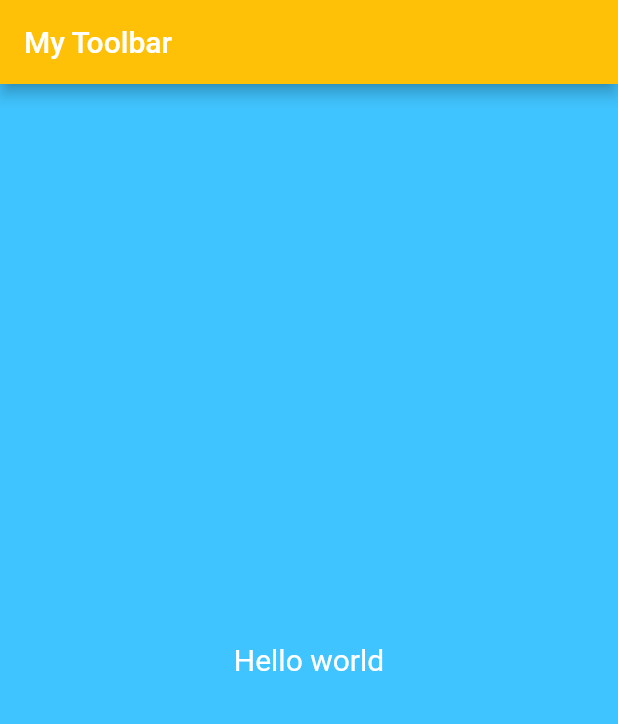
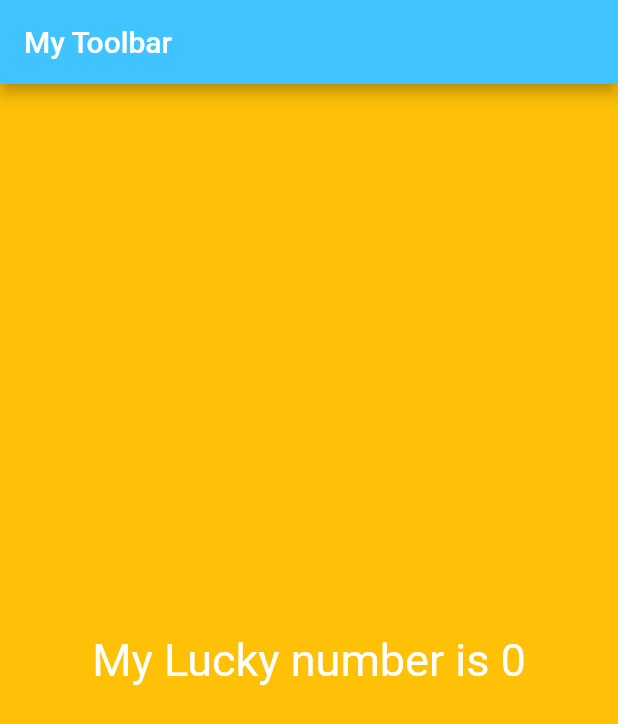
Before and after one commit to pavelsust/flutter_app, a Flutter app: the screen it shows after launch, on a phone screen of 412 x 824 dp. Shown: the top 724 px of the screen. Run offline on Flutter 3.47's test engine with Material 2 defaults, Android fonts, the phone set to English and light mode, and no system bars.

Commit message:
screen change

```diff
--- /dev/null
+++ b/lib/app/screen/FirstScreen.dart
@@ -0,0 +1,31 @@
+
+import 'dart:math';
+
+import 'package:flutter/cupertino.dart';
+import 'package:flutter/material.dart';
+
+class FirstScreen extends StatelessWidget{
+
+
+  @override
+  Widget build(BuildContext context) {
+    var material = Material(
+      color: Colors.amber,
+      child: Center(
+        child: Text(
+          'My Lucky number is ${generateALuckyNumber()}',
+          textDirection: TextDirection.ltr,
+          style: TextStyle(color: Colors.white, fontSize: 30),
+        ),
+      ),
+    );
+    return material;
+  }
+
+  int generateALuckyNumber(){
+    var randomNumber = Random();
+    var number = randomNumber.nextInt(10);
+    return number;
+  }
+
+}
--- a/lib/main.dart
+++ b/lib/main.dart
@@ -1,23 +1,28 @@
+import 'dart:math';
+
 import 'package:flutter/material.dart';
+import 'package:flutterapp/app/screen/FirstScreen.dart';
 
-void main(){
-  runApp(MaterialApp(
-    title:'My App',
-    home: Scaffold(
-      appBar: AppBar(
-        backgroundColor: Colors.amber,
-        title: Text('My Toolbar')
+
+void main() => runApp(MyFlutterApp());
+
+class MyFlutterApp extends StatelessWidget {
+  @override
+  Widget build(BuildContext context) {
+    // TODO: implement build
+
+    var materialApp = MaterialApp(
+      debugShowCheckedModeBanner: false,
+      title: 'My App',
+      home: Scaffold(
+        appBar: AppBar(
+          title: Text('My Toolbar'),
+          backgroundColor: Colors.lightBlueAccent,
+        ),
+        body: FirstScreen(),
       ),
-      body: Material(
-        color: Colors.lightBlueAccent,
-        child: Center(
-          child: Text('Hello world' ,
-          textDirection: TextDirection.ltr,
-          style: TextStyle(color: Colors.white ,
-          fontSize: 20)
-          )
-        ),
-      ),
-    ),
-  ));
+    );
+
+    return materialApp;
+  }
 }
```
